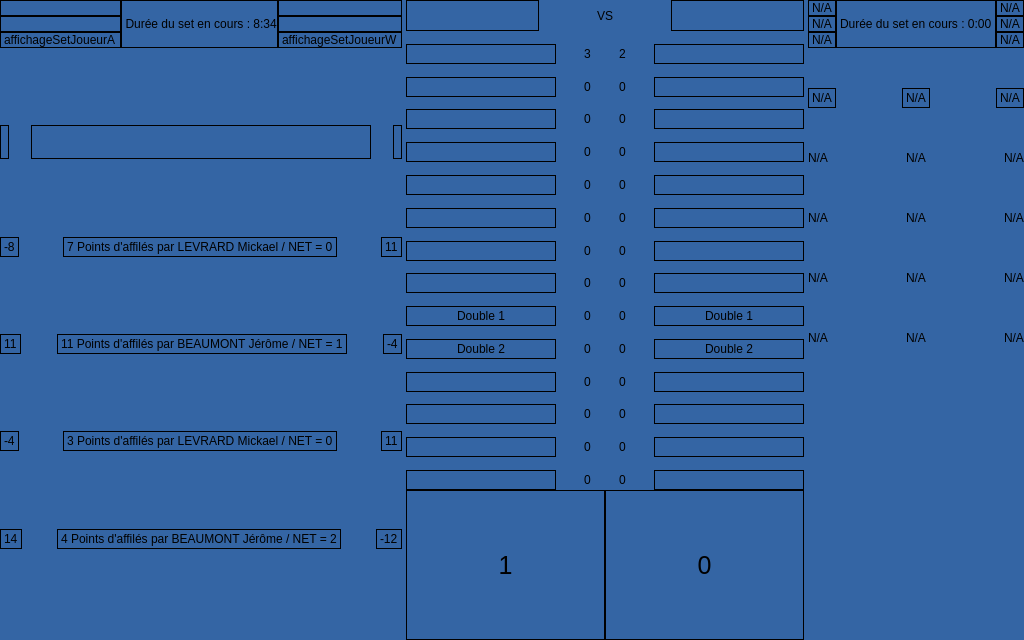
Old version of the form afficheur-area/ihmafficheur.ui in the repository btssn-lasalle-84/areapi-2022.
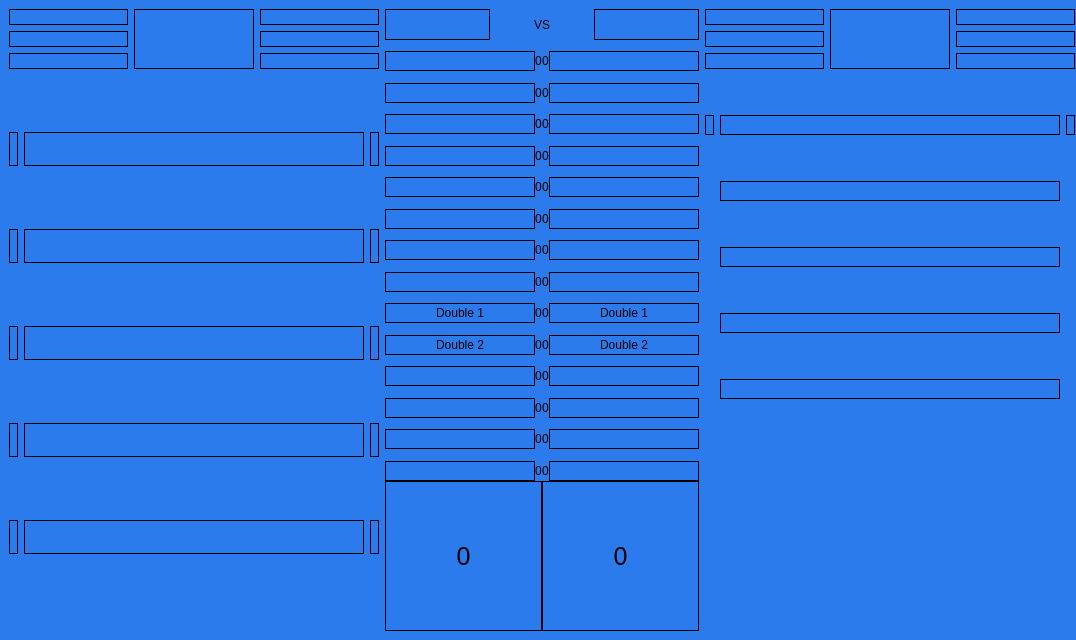
New version of the form. Icons and pictures are not drawn.

Commit message: AERAPI22-36 Ajout de la page de veille

Diff of the .ui file:
```diff
--- a/afficheur-area/ihmafficheur.ui
+++ b/afficheur-area/ihmafficheur.ui
@@ -17,32 +17,128 @@
    </size>
   </property>
   <property name="windowTitle">
-   <string>IHMAfficheur</string>
+   <string>AREA-Afficheur</string>
+  </property>
+  <property name="styleSheet">
+   <string notr="true">background-color: rgb(43, 123, 237);</string>
   </property>
   <widget class="QWidget" name="centralwidget">
+   <layout class="QVBoxLayout" name="verticalLayout_2">
+    <property name="spacing">
+     <number>0</number>
+    </property>
+    <property name="leftMargin">
+     <number>0</number>
+    </property>
+    <property name="topMargin">
+     <number>0</number>
+    </property>
+    <property name="rightMargin">
+     <number>0</number>
+    </property>
+    <property name="bottomMargin">
+     <number>0</number>
+    </property>
+    <item>
+     <widget class="QStackedWidget" name="Application">
+      <property name="frameShape">
+       <enum>QFrame::Box</enum>
+      </property>
+      <property name="frameShadow">
+       <enum>QFrame::Plain</enum>
+      </property>
+      <property name="lineWidth">
+       <number>0</number>
+      </property>
+      <property name="midLineWidth">
+       <number>0</number>
+      </property>
+      <property name="currentIndex">
+       <number>1</number>
+      </property>
+      <widget class="QWidget" name="EcranVeille">
+       <property name="enabled">
+        <bool>true</bool>
+       </property>
+       <property name="maximumSize">
+        <size>
+         <width>1024</width>
+         <height>640</height>
+        </size>
+       </property>
+       <layout class="QHBoxLayout" name="horizontalLayout">
+        <property name="spacing">
+         <number>0</number>
+        </property>
+        <property name="sizeConstraint">
+         <enum>QLayout::SetMaximumSize</enum>
+        </property>
+        <property name="leftMargin">
+         <number>0</number>
+        </property>
+        <property name="topMargin">
+         <number>0</number>
+        </property>
+        <property name="rightMargin">
+         <number>0</number>
+        </property>
+        <property name="bottomMargin">
+         <number>0</number>
+        </property>
+        <item>
+         <layout class="QVBoxLayout" name="verticalLayout">
+          <property name="spacing">
+           <number>0</number>
+          </property>
+          <property name="sizeConstraint">
+           <enum>QLayout::SetMaximumSize</enum>
+          </property>
+          <item>
+           <widget class="QLabel" name="label">
+            <property name="minimumSize">
+             <size>
+              <width>0</width>
+              <height>0</height>
+             </size>
+            </property>
+            <property name="font">
+             <font>
+              <family>Vemana2000</family>
+              <pointsize>50</pointsize>
+              <weight>75</weight>
+              <bold>true</bold>
+             </font>
+            </property>
+            <property name="layoutDirection">
+             <enum>Qt::LeftToRight</enum>
+            </property>
    <property name="styleSheet">
-    <string notr="true">background: rgb(52, 101, 164);</string>
-   </property>
-   <layout class="QHBoxLayout" name="horizontalLayout_2">
-    <property name="spacing">
-     <number>0</number>
-    </property>
-    <property name="leftMargin">
-     <number>0</number>
-    </property>
-    <property name="topMargin">
-     <number>0</number>
-    </property>
-    <property name="rightMargin">
-     <number>0</number>
-    </property>
-    <property name="bottomMargin">
-     <number>0</number>
-    </property>
-    <item>
+             <string notr="true">background-color: qlineargradient(spread:pad, x1:0, y1:0, x2:1, y2:1, stop:0 rgba(29, 36, 208, 255), stop:1 rgba(255, 255, 255, 255));
+
+</string>
+            </property>
+            <property name="frameShape">
+             <enum>QFrame::NoFrame</enum>
+            </property>
+            <property name="text">
+             <string>Attente de connexion ...</string>
+            </property>
+            <property name="textFormat">
+             <enum>Qt::AutoText</enum>
+            </property>
+            <property name="alignment">
+             <set>Qt::AlignCenter</set>
+            </property>
+           </widget>
+          </item>
+         </layout>
+        </item>
+       </layout>
+      </widget>
+      <widget class="QWidget" name="EcranRencontre" native="true">
      <layout class="QHBoxLayout" name="layoutPrincipal">
       <property name="rightMargin">
-       <number>0</number>
+         <number>1</number>
       </property>
       <item>
        <layout class="QVBoxLayout" name="layoutCadreGauche">
@@ -85,7 +181,7 @@
                <enum>QFrame::Box</enum>
               </property>
               <property name="text">
-               <string>affichageSetJoueurA</string>
+                 <string/>
               </property>
              </widget>
             </item>
@@ -97,7 +193,7 @@
              <enum>QFrame::Box</enum>
             </property>
             <property name="text">
-             <string> Durée du set en cours : 8:34</string>
+               <string/>
             </property>
             <property name="alignment">
              <set>Qt::AlignCenter</set>
@@ -138,7 +234,7 @@
                <enum>QFrame::Box</enum>
               </property>
               <property name="text">
-               <string>affichageSetJoueurW</string>
+                 <string/>
               </property>
              </widget>
             </item>
@@ -248,7 +344,7 @@
                <enum>QFrame::Box</enum>
               </property>
               <property name="text">
-               <string>-8</string>
+                 <string/>
               </property>
              </widget>
             </item>
@@ -267,11 +363,17 @@
             </item>
             <item>
              <widget class="QLabel" name="statistiquesSet2PartieG">
+                <property name="minimumSize">
+                 <size>
+                  <width>340</width>
+                  <height>34</height>
+                 </size>
+                </property>
               <property name="frameShape">
                <enum>QFrame::Box</enum>
               </property>
               <property name="text">
-               <string>7 Points d'affilés par LEVRARD Mickael / NET = 0</string>
+                 <string/>
               </property>
              </widget>
             </item>
@@ -294,7 +396,7 @@
                <enum>QFrame::Box</enum>
               </property>
               <property name="text">
-               <string>11</string>
+                 <string/>
               </property>
              </widget>
             </item>
@@ -321,7 +423,7 @@
                <enum>QFrame::Box</enum>
               </property>
               <property name="text">
-               <string>11</string>
+                 <string/>
               </property>
              </widget>
             </item>
@@ -340,11 +442,17 @@
             </item>
             <item>
              <widget class="QLabel" name="statistiquesSet3PartieG">
+                <property name="minimumSize">
+                 <size>
+                  <width>340</width>
+                  <height>34</height>
+                 </size>
+                </property>
               <property name="frameShape">
                <enum>QFrame::Box</enum>
               </property>
               <property name="text">
-               <string>11 Points d'affilés par BEAUMONT Jérôme / NET = 1</string>
+                 <string/>
               </property>
              </widget>
             </item>
@@ -367,7 +475,7 @@
                <enum>QFrame::Box</enum>
               </property>
               <property name="text">
-               <string>-4</string>
+                 <string/>
               </property>
              </widget>
             </item>
@@ -394,7 +502,7 @@
                <enum>QFrame::Box</enum>
               </property>
               <property name="text">
-               <string>-4</string>
+                 <string/>
               </property>
              </widget>
             </item>
@@ -413,11 +521,17 @@
             </item>
             <item>
              <widget class="QLabel" name="statistiquesSet4PartieG">
+                <property name="minimumSize">
+                 <size>
+                  <width>340</width>
+                  <height>34</height>
+                 </size>
+                </property>
               <property name="frameShape">
                <enum>QFrame::Box</enum>
               </property>
               <property name="text">
-               <string>3 Points d'affilés par LEVRARD Mickael / NET = 0</string>
+                 <string/>
               </property>
              </widget>
             </item>
@@ -440,7 +554,7 @@
                <enum>QFrame::Box</enum>
               </property>
               <property name="text">
-               <string>11</string>
+                 <string/>
               </property>
              </widget>
             </item>
@@ -467,7 +581,7 @@
                <enum>QFrame::Box</enum>
               </property>
               <property name="text">
-               <string>14</string>
+                 <string/>
               </property>
              </widget>
             </item>
@@ -486,11 +600,17 @@
             </item>
             <item>
              <widget class="QLabel" name="statistiquesSet5PartieG">
+                <property name="minimumSize">
+                 <size>
+                  <width>340</width>
+                  <height>34</height>
+                 </size>
+                </property>
               <property name="frameShape">
                <enum>QFrame::Box</enum>
               </property>
               <property name="text">
-               <string>4 Points d'affilés par BEAUMONT Jérôme / NET = 2</string>
+                 <string/>
               </property>
              </widget>
             </item>
@@ -513,7 +633,7 @@
                <enum>QFrame::Box</enum>
               </property>
               <property name="text">
-               <string>-12</string>
+                 <string/>
               </property>
              </widget>
             </item>
@@ -671,7 +791,7 @@
             <item>
              <widget class="QLabel" name="setGagnePartie1JoueurG">
               <property name="text">
-               <string>3</string>
+                 <string>0</string>
               </property>
              </widget>
             </item>
@@ -691,7 +811,7 @@
             <item>
              <widget class="QLabel" name="setGagnePartie1JoueurD">
               <property name="text">
-               <string>2</string>
+                 <string>0</string>
               </property>
              </widget>
             </item>
@@ -2339,7 +2459,7 @@
              <enum>QFrame::Box</enum>
             </property>
             <property name="text">
-             <string>1</string>
+               <string>0</string>
             </property>
             <property name="alignment">
              <set>Qt::AlignCenter</set>
@@ -2397,7 +2517,7 @@
                <enum>QFrame::Box</enum>
               </property>
               <property name="text">
-               <string>N/A</string>
+                 <string/>
               </property>
              </widget>
             </item>
@@ -2407,7 +2527,7 @@
                <enum>QFrame::Box</enum>
               </property>
               <property name="text">
-               <string>N/A</string>
+                 <string/>
               </property>
              </widget>
             </item>
@@ -2417,7 +2537,7 @@
                <enum>QFrame::Box</enum>
               </property>
               <property name="text">
-               <string>N/A</string>
+                 <string/>
               </property>
              </widget>
             </item>
@@ -2429,7 +2549,7 @@
              <enum>QFrame::Box</enum>
             </property>
             <property name="text">
-             <string>Durée du set en cours : 0:00</string>
+               <string/>
             </property>
            </widget>
           </item>
@@ -2441,7 +2561,7 @@
                <enum>QFrame::Box</enum>
               </property>
               <property name="text">
-               <string>N/A</string>
+                 <string/>
               </property>
              </widget>
             </item>
@@ -2451,7 +2571,7 @@
                <enum>QFrame::Box</enum>
               </property>
               <property name="text">
-               <string>N/A</string>
+                 <string/>
               </property>
              </widget>
             </item>
@@ -2461,7 +2581,7 @@
                <enum>QFrame::Box</enum>
               </property>
               <property name="text">
-               <string>N/A</string>
+                 <string/>
               </property>
              </widget>
             </item>
@@ -2498,7 +2618,7 @@
                <enum>QFrame::Plain</enum>
               </property>
               <property name="text">
-               <string>N/A</string>
+                 <string/>
               </property>
              </widget>
             </item>
@@ -2522,7 +2642,7 @@
              <widget class="QLabel" name="statistiquesSet1PartieD">
               <property name="minimumSize">
                <size>
-                <width>0</width>
+                  <width>340</width>
                 <height>0</height>
                </size>
               </property>
@@ -2530,7 +2650,7 @@
                <enum>QFrame::Box</enum>
               </property>
               <property name="text">
-               <string>N/A</string>
+                 <string/>
               </property>
               <property name="textFormat">
                <enum>Qt::AutoText</enum>
@@ -2556,7 +2676,7 @@
                <enum>QFrame::Box</enum>
               </property>
               <property name="text">
-               <string>N/A</string>
+                 <string/>
               </property>
              </widget>
             </item>
@@ -2580,7 +2700,7 @@
             <item>
              <widget class="QLabel" name="scoreSet2JoueurGPartieD">
               <property name="text">
-               <string>N/A</string>
+                 <string/>
               </property>
              </widget>
             </item>
@@ -2599,8 +2719,17 @@
             </item>
             <item>
              <widget class="QLabel" name="statistiquesSet2PartieD">
+                <property name="minimumSize">
+                 <size>
+                  <width>340</width>
+                  <height>0</height>
+                 </size>
+                </property>
+                <property name="frameShape">
+                 <enum>QFrame::Box</enum>
+                </property>
               <property name="text">
-               <string>N/A</string>
+                 <string/>
               </property>
              </widget>
             </item>
@@ -2620,7 +2749,7 @@
             <item>
              <widget class="QLabel" name="scoreSet2JoueurDPartieD">
               <property name="text">
-               <string>N/A</string>
+                 <string/>
               </property>
              </widget>
             </item>
@@ -2644,7 +2773,7 @@
             <item>
              <widget class="QLabel" name="scoreSet3JoueurGPartieD">
               <property name="text">
-               <string>N/A</string>
+                 <string/>
               </property>
              </widget>
             </item>
@@ -2663,8 +2792,17 @@
             </item>
             <item>
              <widget class="QLabel" name="statistiquesSet3PartieD">
+                <property name="minimumSize">
+                 <size>
+                  <width>340</width>
+                  <height>0</height>
+                 </size>
+                </property>
+                <property name="frameShape">
+                 <enum>QFrame::Box</enum>
+                </property>
               <property name="text">
-               <string>N/A</string>
+                 <string/>
               </property>
              </widget>
             </item>
@@ -2684,7 +2822,7 @@
             <item>
              <widget class="QLabel" name="scoreSet3JoueurDPartieD">
               <property name="text">
-               <string>N/A</string>
+                 <string/>
               </property>
              </widget>
             </item>
@@ -2708,7 +2846,7 @@
             <item>
              <widget class="QLabel" name="scoreSet4JoueurGPartieD">
               <property name="text">
-               <string>N/A</string>
+                 <string/>
               </property>
              </widget>
             </item>
@@ -2727,8 +2865,17 @@
             </item>
             <item>
              <widget class="QLabel" name="statistiquesSet4PartieD">
+                <property name="minimumSize">
+                 <size>
+                  <width>340</width>
+                  <height>0</height>
+                 </size>
+                </property>
+                <property name="frameShape">
+                 <enum>QFrame::Box</enum>
+                </property>
               <property name="text">
-               <string>N/A</string>
+                 <string/>
               </property>
              </widget>
             </item>
@@ -2748,7 +2895,7 @@
             <item>
              <widget class="QLabel" name="scoreSet4JoueurDPartieD">
               <property name="text">
-               <string>N/A</string>
+                 <string/>
               </property>
              </widget>
             </item>
@@ -2772,7 +2919,7 @@
             <item>
              <widget class="QLabel" name="scoreSet5JoueurGPartieD">
               <property name="text">
-               <string>N/A</string>
+                 <string/>
               </property>
              </widget>
             </item>
@@ -2791,8 +2938,17 @@
             </item>
             <item>
              <widget class="QLabel" name="statistiquesSet5PartieD">
+                <property name="minimumSize">
+                 <size>
+                  <width>340</width>
+                  <height>0</height>
+                 </size>
+                </property>
+                <property name="frameShape">
+                 <enum>QFrame::Box</enum>
+                </property>
               <property name="text">
-               <string>N/A</string>
+                 <string/>
               </property>
              </widget>
             </item>
@@ -2812,7 +2968,7 @@
             <item>
              <widget class="QLabel" name="scoreSet5JoueurDPartieD">
               <property name="text">
-               <string>N/A</string>
+                 <string/>
               </property>
              </widget>
             </item>
@@ -2846,6 +3002,8 @@
        </layout>
       </item>
      </layout>
+      </widget>
+     </widget>
     </item>
    </layout>
   </widget>
```
Left out of the diff: 3 changed lines with no effect on the pictures. Lines whose indentation alone changed are shown as unchanged. The commit also changes 2 other files.
